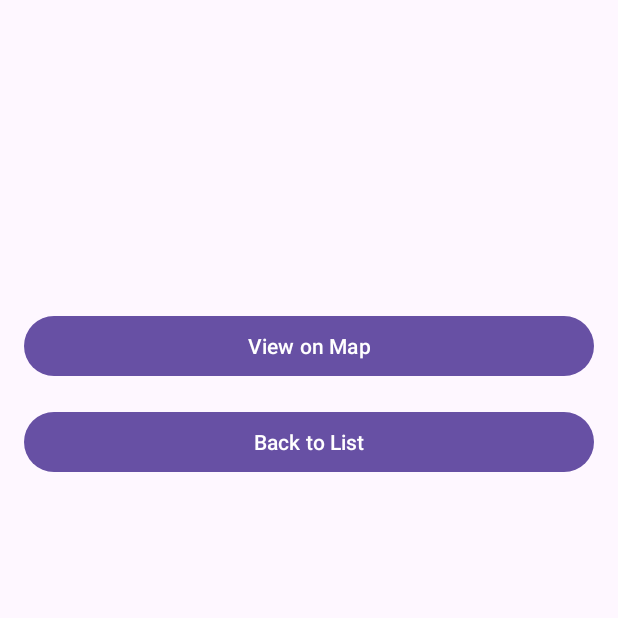
After one commit to CarlosLV555/MC_FinalProject_02, an Android app: the PointDescriptionActivity screen opened directly, with no data from a screen before it, on a phone screen of 412 x 824 dp, the top half of it. The commit adds this screen. Run offline under Robolectric (Android 15) with nearby library versions, the phone set to English and light mode, and no system bars.

Commit message:
uno mas
one last push for the day

```diff
--- a/app/src/main/AndroidManifest.xml
+++ b/app/src/main/AndroidManifest.xml
@@ -43,6 +43,9 @@
         <activity
             android:name=".MainActivity"
             android:exported="true" />
+        <activity
+            android:name=".PointDescriptionActivity"
+            android:exported="true"/>
     </application>
 
 </manifest>
--- a/app/src/main/java/com/example/finalproject_wjc/DatabasePoint.java
+++ b/app/src/main/java/com/example/finalproject_wjc/DatabasePoint.java
@@ -7,7 +7,6 @@ public class DatabasePoint implements ClusterItem {
     private final LatLng position;
     private final String name;
     private final String notes;
-
     private final String category;
 
     public DatabasePoint(double lat, double lng, String name, String notes, String category) {
--- /dev/null
+++ b/app/src/main/java/com/example/finalproject_wjc/PointDescriptionActivity.java
@@ -0,0 +1,55 @@
+package com.example.finalproject_wjc;
+
+import android.content.Intent;
+import android.os.Bundle;
+import android.widget.Button;
+import android.widget.TextView;
+
+import androidx.appcompat.app.AppCompatActivity;
+
+public class PointDescriptionActivity extends AppCompatActivity {
+    TextView tvName, tvAddress, tvCategory, tvSubCategory, tvUrl, tvNotes;
+    Button btnMap, btnBack;
+
+    @Override
+    protected void onCreate(Bundle savedInstanceState) {
+        super.onCreate(savedInstanceState);
+        setContentView(R.layout.activity_point_description);
+
+        // Initialize views
+        tvName = findViewById(R.id.tvName);
+        tvAddress = findViewById(R.id.tvAddress);
+        tvCategory = findViewById(R.id.tvCategory);
+        tvSubCategory = findViewById(R.id.tvSubCategory);
+        tvUrl = findViewById(R.id.tvUrl);
+        tvNotes = findViewById(R.id.tvNotes);
+        btnMap = findViewById(R.id.btnMap);
+        btnBack = findViewById(R.id.btnBack);
+
+        // Get data from intent
+        Intent intent = getIntent();
+        if (intent != null) {
+            tvName.setText(intent.getStringExtra("name"));
+            tvAddress.setText(intent.getStringExtra("address"));
+            tvCategory.setText(intent.getStringExtra("category"));
+            tvSubCategory.setText(intent.getStringExtra("sub_cat")); // Ensure key matches ListActivity
+            tvUrl.setText(intent.getStringExtra("url"));
+            tvNotes.setText(intent.getStringExtra("notes"));
+        }
+
+        // Button to view the map
+        btnMap.setOnClickListener(view -> {
+            if (intent != null) {
+                Intent mapIntent = new Intent(PointDescriptionActivity.this, MainActivity.class);
+                mapIntent.putExtra("lat", intent.getDoubleExtra("lat", 0.0));
+                mapIntent.putExtra("lng", intent.getDoubleExtra("lng", 0.0));
+                startActivity(mapIntent);
+            }
+        });
+
+        // Button to go back to the list
+        btnBack.setOnClickListener(view -> {
+            finish(); // Finish the activity and return to the previous screen
+        });
+    }
+}
--- /dev/null
+++ b/app/src/main/res/layout/activity_point_description.xml
@@ -0,0 +1,69 @@
+<?xml version="1.0" encoding="utf-8"?>
+<LinearLayout xmlns:android="http://schemas.android.com/apk/res/android"
+    android:layout_width="match_parent"
+    android:layout_height="match_parent"
+    android:orientation="vertical"
+    android:padding="16dp">
+
+    <TextView
+        android:id="@+id/tvName"
+        android:layout_width="match_parent"
+        android:layout_height="wrap_content"
+        android:text="name"
+        android:textSize="18sp"
+        android:layout_marginBottom="8dp" />
+
+    <TextView
+        android:id="@+id/tvAddress"
+        android:layout_width="match_parent"
+        android:layout_height="wrap_content"
+        android:text="address"
+        android:textSize="16sp"
+        android:layout_marginBottom="8dp" />
+
+    <TextView
+        android:id="@+id/tvCategory"
+        android:layout_width="match_parent"
+        android:layout_height="wrap_content"
+        android:text="category"
+        android:textSize="16sp"
+        android:layout_marginBottom="8dp" />
+
+    <TextView
+        android:id="@+id/tvSubCategory"
+        android:layout_width="match_parent"
+        android:layout_height="wrap_content"
+        android:text="sub_cat"
+        android:textSize="16sp"
+        android:layout_marginBottom="8dp" />
+
+    <TextView
+        android:id="@+id/tvUrl"
+        android:layout_width="match_parent"
+        android:layout_height="wrap_content"
+        android:text="URL"
+        android:textSize="16sp"
+        android:layout_marginBottom="8dp" />
+
+    <TextView
+        android:id="@+id/tvNotes"
+        android:layout_width="match_parent"
+        android:layout_height="wrap_content"
+        android:text="notes"
+        android:textSize="16sp"
+        android:layout_marginBottom="16dp" />
+
+    <Button
+        android:id="@+id/btnMap"
+        android:layout_width="match_parent"
+        android:layout_height="wrap_content"
+        android:text="View on Map" />
+
+    <Button
+        android:id="@+id/btnBack"
+        android:layout_width="match_parent"
+        android:layout_height="wrap_content"
+        android:text="Back to List"
+        android:layout_marginTop="16dp" />
+
+</LinearLayout>
```
Also changed, not shown: app/src/main/java/com/example/finalproject_wjc/ListActivity.java (+45 -26 lines).
